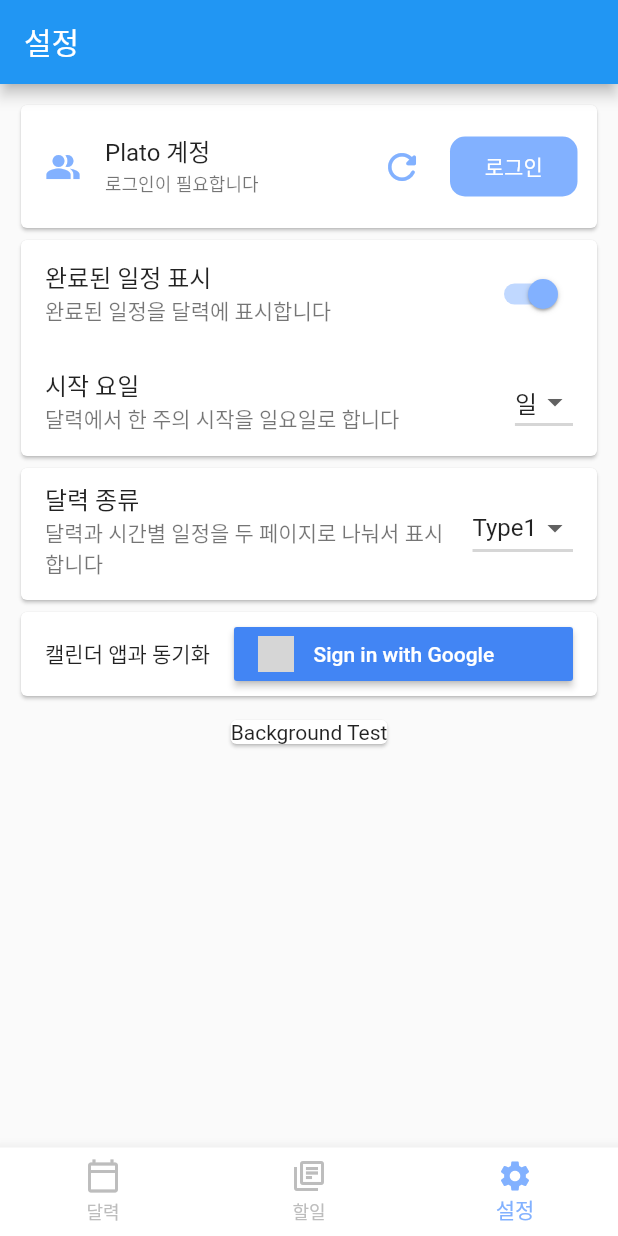
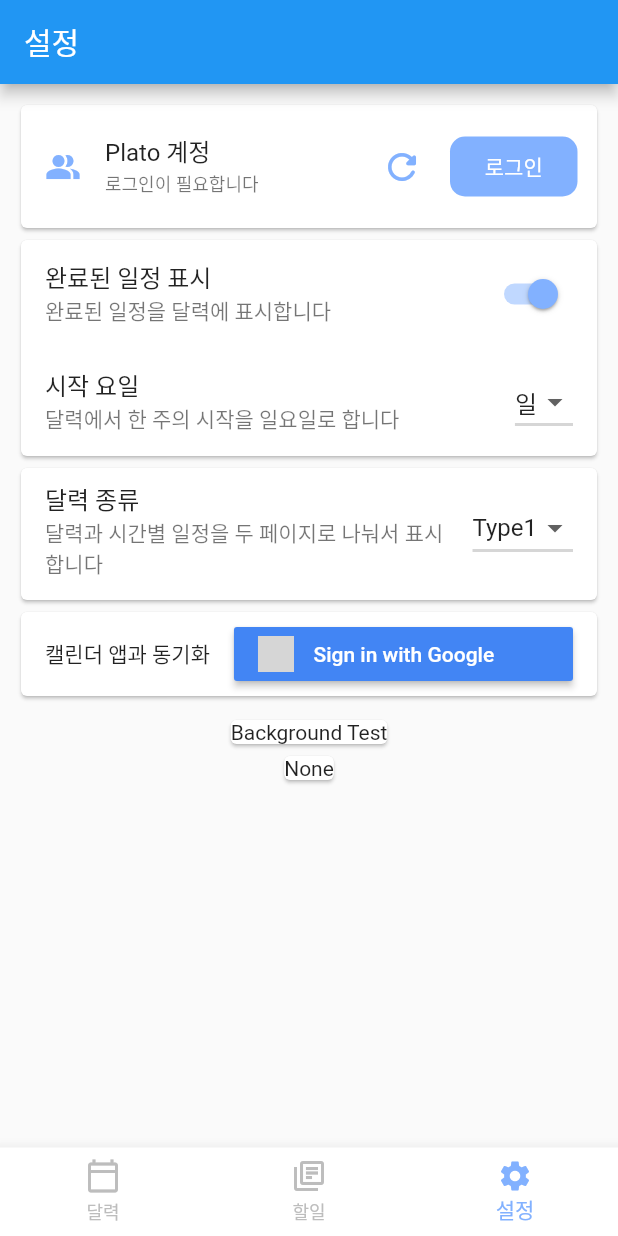
Before and after one commit to seunggil1/PlatoCalendar, a Flutter app: the screen it shows after launch, item 3 of the bottom bar chosen, on a phone screen of 412 x 824 dp. Run offline on Flutter 3.47's test engine with Material 2 defaults, Android fonts, the phone set to English and light mode, and no system bars; our stand-ins replace auto_size_text, dio, firebase_core, firebase_messaging, flutter_datetime_picker, flutter_local_notifications and 10 more; missing offline and left inert: googleapis, icalendar_parser, ordered_set; accounts and stored records are empty; network calls fail; statements that could not run were skipped; grey boxes are pictures that could not be loaded.

Commit message:
add database lock & release

```diff
--- a/plato_calendar/lib/Data/database.dart
+++ b/plato_calendar/lib/Data/database.dart
@@ -1,9 +1,11 @@
+import 'dart:async';
 import 'dart:convert';
 import 'package:hive/hive.dart';
 import 'package:hive_flutter/hive_flutter.dart';
 import 'package:flutter_secure_storage/flutter_secure_storage.dart';
 import 'package:flutter/material.dart';
 import 'package:intl/date_symbol_data_local.dart';
+import 'package:shared_preferences/shared_preferences.dart';
 
 import './userData.dart';
 import 'ics.dart';
@@ -17,37 +19,81 @@
   static Set<String> debugInfo;
   static Set<String> uidSet = {};
 
-  static Future init([bool retry = false]) async {
-    if(!retry){
+  static Future<bool> lock() async{
+    FlutterSecureStorage secureStorage = const FlutterSecureStorage();
+    if (!(await secureStorage.containsKey(key: 'lock')))
+      await secureStorage.write(key: 'lock', value: 'false');
+
+    if((await secureStorage.read(key: 'lock')) == "true"){
+      return false;
+    }
+    await secureStorage.write(key: 'lock', value: 'true');
+    return true;
+  }
+  static Future<bool> release() async{
+    FlutterSecureStorage secureStorage = const FlutterSecureStorage();
+    if (!(await secureStorage.containsKey(key: 'lock')))
+      await secureStorage.write(key: 'lock', value: 'false');
+    if((await secureStorage.read(key: 'lock')) == "true"){
+      await secureStorage.write(key: 'lock', value: 'false');
+      return false;
+    }
+    return true;
+
+  }
+  static Future init([int retry = 1]) async {
     await Hive.initFlutter();
+    try{
       Hive.registerAdapter(CalendarDataAdapter());
       Hive.registerAdapter(CalendarTypeAdapter());
       Hive.registerAdapter(GoogleCalendarTokenAdapter());
+    }catch(e){
+      if(!e.message.toString().contains("There is already a TypeAdapter"))
+        throw HiveError("register Adapter failed : "+ e.message.toString());
     }
     FlutterSecureStorage secureStorage;
     try{
       secureStorage = const FlutterSecureStorage();
+      if(!(await lock()))
+        throw HiveError("database lock");
+      await release();
+
       if (!(await secureStorage.containsKey(key: 'key'))) {
         var key = Hive.generateSecureKey();
         await secureStorage.write(key: 'key', value: base64UrlEncode(key));
       }
+      try{
+        SharedPreferences prefs = await SharedPreferences.getInstance();
+        UserData.databaseerrorInfo = prefs.getString('debug') ?? "None";
+      }catch(e){
+        UserData.databaseerrorInfo = "";
+        SharedPreferences prefs = await SharedPreferences.getInstance();
+        await prefs.setString('debug', "None");
+      }
       var encryptionKey = base64Url.decode(await secureStorage.read(key: 'key'));
+      calendarBox = await Hive.openBox('calendarBox', encryptionCipher: HiveAesCipher(encryptionKey));
       calendarBox = await Hive.openBox('calendarBox', encryptionCipher: HiveAesCipher(encryptionKey));
       userDataBox = await Hive.openBox('userDataBox', encryptionCipher: HiveAesCipher(encryptionKey));
       debug = await Hive.openBox('debug', encryptionCipher: HiveAesCipher(encryptionKey));
       debugInfo = (debug.get('debug') ?? ["Background Test"]).toSet();
     }
     catch(e){
-      await secureStorage.deleteAll();
+      if(retry < 5){
+        showToastMessageCenter("데이터를 불러오고 있습니다..($retry/5)");
+        await Future.delayed(const Duration(seconds: 2));
+      }else{
+        //await secureStorage.deleteAll();
+        SharedPreferences prefs = await SharedPreferences.getInstance();
+        await prefs.setString('debug', e.toString());
         await Hive.deleteBoxFromDisk('calendarBox');
         await Hive.deleteBoxFromDisk('userDataBox');
-      await Hive.deleteBoxFromDisk('debugLogBox');
         showToastMessageCenter("저장된 데이터 복원에 실패했습니다.");
-      if(!retry)
-        await init(true);
+      }
+      await init(retry+1);
     }
   }
 
+  /// Background Process에서 Database 준비가 되었으면 True.
   static bool _backgroundInit = false;
   /// 백그라운드에서 init함수 대신 사용
   ///
@@ -61,12 +107,17 @@
       if(!_backgroundInit){
         _backgroundInit = true;
         WidgetsFlutterBinding.ensureInitialized();
-        await Hive.initFlutter();
         await initializeDateFormatting('ko_KR', null);
         await notificationInit();
+        await Hive.initFlutter();
+        try{
           Hive.registerAdapter(CalendarDataAdapter());
           Hive.registerAdapter(CalendarTypeAdapter());
           Hive.registerAdapter(GoogleCalendarTokenAdapter());
+        }catch(e){
+          if(!e.message.toString().contains("There is already a TypeAdapter"))
+            throw HiveError("register Adapter failed : "+ e.message.toString());
+        }
       }
     }catch(e){
       if(e.runtimeType != HiveError){
@@ -79,8 +130,7 @@
     try{
       FlutterSecureStorage secureStorage = const FlutterSecureStorage();
       if (!(await secureStorage.containsKey(key: 'key'))) {
-        var key = Hive.generateSecureKey();
-        await secureStorage.write(key: 'key', value: base64UrlEncode(key));
+        throw Exception();
       }
       var encryptionKey = base64Url.decode(await secureStorage.read(key: 'key'));
       calendarBox = await Hive.openBox('calendarBox', encryptionCipher: HiveAesCipher(encryptionKey));
--- a/plato_calendar/lib/Data/userData.dart
+++ b/plato_calendar/lib/Data/userData.dart
@@ -68,6 +68,9 @@
 
   /// Google Calendar 연동을 위한 Token 정보.
   static GoogleCalendarToken googleCalendar;
+
+  /// for debug
+  static String databaseerrorInfo;
 
   static int get tapIndex => _tapIndex;
   static int get firstDayOfWeek => _firstDayOfWeek;
--- a/plato_calendar/lib/Firebase/firebase.dart
+++ b/plato_calendar/lib/Firebase/firebase.dart
@@ -25,12 +25,16 @@
 }
 
 bool _flag = false;
+/// fcm 수신시 background 동기화 시작
 Future<void> _firebaseMessagingBackgroundHandler(RemoteMessage message) async {
   if(_flag)
     return;
   else
     _flag = true;
   try{
+    if(!await Database.lock())
+      return;
+
     await Firebase.initializeApp();
     await Database.backGroundInit().then((bool result) async {
       if(!result){
@@ -41,7 +45,7 @@
       Database.userDataLoad();
       Database.calendarDataLoad();
       Database.googleDataLoad();
-      Database.debugInfo.add("background" + DateTime.now().toString());
+      Database.debugInfo.add("background Start : " + DateTime.now().toString());
       if(!message.data.containsKey("func"))
         print("firebase Debug Success.");
       else if(message.data["func"] == "sync"){
@@ -52,6 +56,7 @@
       }else{
         print("firebase error.");
       }
+      Database.debugInfo.add("background End : " + DateTime.now().toString());
       await Database.debug.put("debug", Database.debugInfo.toList());
       print("Handling a background message: ${message.messageId}");
       _flag = false;
@@ -62,6 +67,7 @@
     await notifyDebugInfo(e.toString());
     _flag = false;
   }
+  await Database.release();
 
   return;
 }
--- a/plato_calendar/lib/Page/settings.dart
+++ b/plato_calendar/lib/Page/settings.dart
@@ -6,6 +6,7 @@
 import 'package:googleapis/appengine/v1.dart';
 import 'package:plato_calendar/Page/widget/adBanner.dart';
 import 'package:flutter_signin_button/flutter_signin_button.dart';
+import 'package:shared_preferences/shared_preferences.dart';
 
 import '../Data/else.dart';
 import '../Data/subjectCode.dart';
@@ -324,6 +325,9 @@
                     return Text(s);
                   }).toList()
                 ),
+              ),
+              Card(
+                child: Text(UserData.databaseerrorInfo),
               )
             ],
           ),
```
Lines whose indentation alone changed are shown as unchanged.
